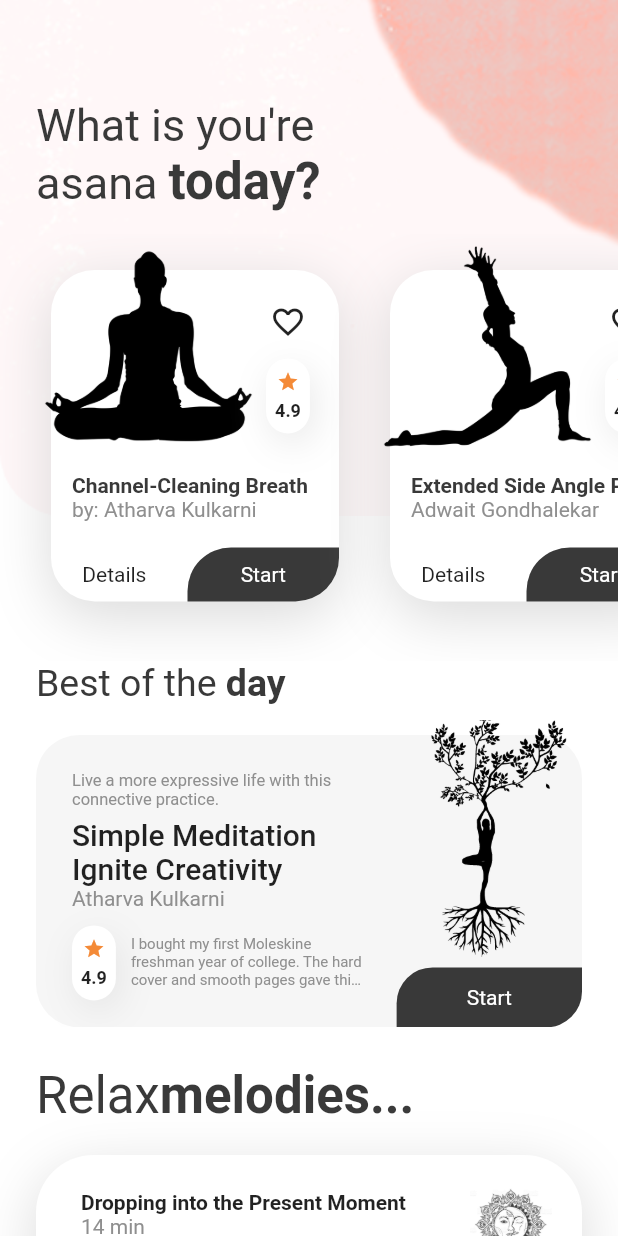
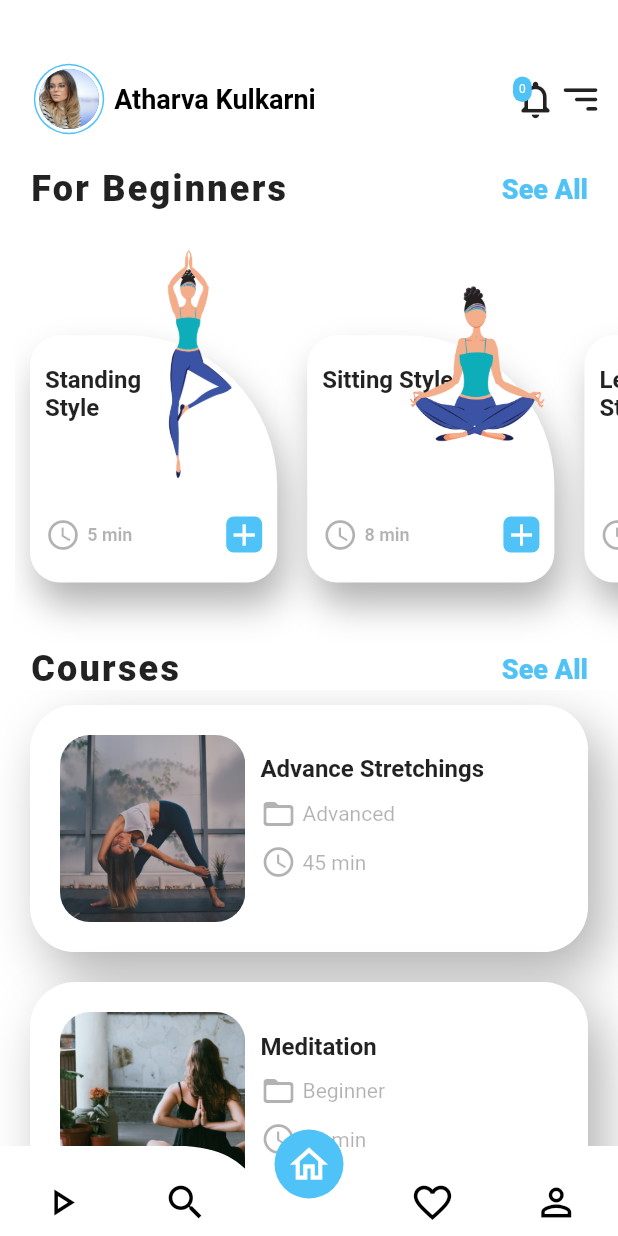
Before and after one commit to KulkarniAtharva/Meditation_Yoga-Flutter, a Flutter app: the WelcomeScreen screen opened directly, after a tap on "start relaxing", on a phone screen of 412 x 824 dp. Run offline on Flutter 3.47's test engine with Material 2 defaults, Android fonts, the phone set to English and light mode, and no system bars; drawn by our look-alikes of curved_navigation_bar.

Commit message:
added home 2

```diff
--- a/lib/main.dart
+++ b/lib/main.dart
@@ -1,5 +1,6 @@
 import 'package:meditation_yoga/screens/home/home_screen.dart';
 import 'package:meditation_yoga/screens/home/widget/rounded_button.dart';
+import 'package:meditation_yoga/screens/home2/home_screen2.dart';
 import 'package:meditation_yoga/screens/login/login_screen.dart';
 import 'package:flutter/material.dart';
 
@@ -71,7 +72,7 @@ class WelcomeScreen extends StatelessWidget
                     MaterialPageRoute(
                       builder: (context)
                       {
-                        return HomeScreen();
+                        return HomeScreen2();
                       },
                     ),
                   );
--- /dev/null
+++ b/lib/screens/home2/home_screen2.dart
@@ -0,0 +1,76 @@
+import 'package:curved_navigation_bar/curved_navigation_bar.dart';
+import 'package:flutter/cupertino.dart';
+import 'package:flutter/material.dart';
+import 'package:meditation_yoga/colorsfile.dart';
+import 'package:meditation_yoga/screens/detail/detail_screen.dart';
+import 'package:meditation_yoga/screens/home/home_screen.dart';
+import 'package:meditation_yoga/screens/home2/widget/courses.dart';
+import 'package:meditation_yoga/screens/home2/widget/custom_app_bar.dart';
+import 'package:meditation_yoga/screens/home2/widget/diff_styles.dart';
+
+class HomeScreen2 extends StatefulWidget
+{
+  @override
+  _HomeScreenState createState() => _HomeScreenState();
+}
+
+class _HomeScreenState extends State<HomeScreen2>
+{
+  int selectedIconIndex = 2;
+  final List<Widget> _children = [HomeScreen(),DetailsScreen(),Home3()];
+
+  @override
+  Widget build(BuildContext context)
+  {
+    return Scaffold(
+      backgroundColor: Colors.white,
+      extendBody: true,
+      body: _children[selectedIconIndex],
+      bottomNavigationBar: CurvedNavigationBar(
+        backgroundColor: Colors.transparent,
+        index: selectedIconIndex,
+        buttonBackgroundColor: primary,
+        height: 60.0,
+        color: white,
+        onTap: (index)
+        {
+          setState(()
+          {
+            selectedIconIndex = index;
+          });
+        },
+        animationDuration: Duration(
+          milliseconds: 200,
+        ),
+        items: <Widget>[
+          Icon(Icons.play_arrow_outlined, size: 30,color: selectedIconIndex == 0 ? white : black,),
+          Icon(Icons.search, size: 30,color: selectedIconIndex == 1 ? white : black,),
+          Icon(Icons.home_outlined, size: 30,color: selectedIconIndex == 2 ? white : black,),
+          Icon(Icons.favorite_border_outlined, size: 30,color: selectedIconIndex == 3 ? white : black,),
+          Icon(Icons.person_outline, size: 30,color: selectedIconIndex == 4 ? white : black,),
+        ],
+      ),
+    );
+  }
+}
+
+class Home3 extends StatelessWidget
+{
+  @override
+  Widget build(BuildContext context)
+  {
+      return Scaffold(
+        body:Padding(
+        padding: EdgeInsets.only(top:appPadding * 2),
+        child: Column(
+          children: [
+            CustomAppBar(),
+            DiffStyles(),
+            Courses(),
+          ],
+        ),
+      ),
+
+      );
+  }
+}
--- /dev/null
+++ b/lib/screens/home2/models/course.dart
@@ -0,0 +1,9 @@
+class Course
+{
+  final String imageUrl;
+  final String name;
+  final int time;
+  final String students;
+
+  Course({this.imageUrl,this.name,this.time,this.students});
+}
--- /dev/null
+++ b/lib/screens/home2/models/data.dart
@@ -0,0 +1,43 @@
+import 'package:meditation_yoga/screens/home2/models/course.dart';
+import 'package:meditation_yoga/screens/home2/models/style.dart';
+
+final _standStyle = Style(
+  imageUrl: 'images/pose2.png',
+  name: 'Standing Style',
+  time: 5,
+);
+final _sittingStyle = Style(
+  imageUrl: 'images/pose1.png',
+  name: 'Sitting Style',
+  time: 8,
+);
+final _legCrossStyle = Style(
+  imageUrl: 'images/pose3.png',
+  name: 'Leg Cross Style',
+  time: 6,
+);
+
+final styles = [_standStyle,_sittingStyle,_legCrossStyle];
+
+final _course1 = Course(
+  imageUrl: 'images/course1.jpg',
+  name: 'Advance Stretchings',
+  time: 45,
+  students: 'Advanced'
+);
+
+final _course2 = Course(
+    imageUrl: 'images/course2.jpg',
+    name: 'Daily Yoga',
+    time: 30,
+    students: 'Intermediate'
+);
+
+final _course3 = Course(
+    imageUrl: 'images/course3.jpg',
+    name: 'Meditation',
+    time: 20,
+    students: 'Beginner'
+);
+
+final List<Course> courses = [_course1,_course3,_course2];
--- /dev/null
+++ b/lib/screens/home2/models/style.dart
@@ -0,0 +1,8 @@
+class Style
+{
+  final String imageUrl;
+  final String name;
+  final int time;
+
+  Style({this.imageUrl,this.name,this.time});
+}
--- /dev/null
+++ b/lib/screens/home2/widget/courses.dart
@@ -0,0 +1,136 @@
+import 'package:flutter/material.dart';
+import 'package:meditation_yoga/colorsfile.dart';
+import 'package:meditation_yoga/screens/home2/models/course.dart';
+import 'package:meditation_yoga/screens/home2/models/data.dart';
+
+class Courses extends StatelessWidget
+{
+  Widget _buildCourses(BuildContext context, int index)
+  {
+    Size size = MediaQuery.of(context).size;
+    Course course = courses[index];
+
+    return Padding(
+      padding: const EdgeInsets.symmetric(horizontal: appPadding, vertical: appPadding / 2),
+      child: Container(
+        height: size.height * 0.2,
+        decoration: BoxDecoration(
+            color: white,
+            borderRadius: BorderRadius.circular(30.0),
+            boxShadow: [
+              BoxShadow(
+                  color: black.withOpacity(0.3),
+                  blurRadius: 30.0,
+                  offset: Offset(10, 15))
+            ]),
+        child: Padding(
+          padding: const EdgeInsets.all(appPadding),
+          child: Row(
+            children: [
+              Container(
+                width: size.width * 0.3,
+                height: size.height * 0.2,
+                child: ClipRRect(
+                  borderRadius: BorderRadius.circular(20.0),
+                  child: Image(
+                    image: AssetImage(course.imageUrl),
+                    fit: BoxFit.cover,
+                  ),
+                ),
+              ),
+              Container(
+                width: size.width * 0.4,
+                child: Padding(
+                  padding: const EdgeInsets.only(
+                      left: appPadding / 2, top: appPadding / 1.5),
+                  child: Column(
+                    crossAxisAlignment: CrossAxisAlignment.start,
+                    children: [
+                      Text(
+                        course.name,
+                        style: TextStyle(
+                          fontWeight: FontWeight.bold,
+                          fontSize: 16,
+                        ),
+                        maxLines: 2,
+                      ),
+                      SizedBox(
+                        height: size.height * 0.01,
+                      ),
+                      Row(
+                        children: [
+                          Icon(Icons.folder_open_rounded,color: black.withOpacity(0.3),),
+                          SizedBox(
+                            width: size.width * 0.01,
+                          ),
+                          Text(course.students,style: TextStyle(color: black.withOpacity(0.3),),)
+                        ],
+                      ),
+                      SizedBox(
+                        height: size.height * 0.01,
+                      ),
+                      Row(
+                        children: [
+                          Icon(Icons.access_time_outlined,color: black.withOpacity(0.3),),
+                          SizedBox(
+                            width: size.width * 0.01,
+                          ),
+                          Text(course.time.toString() + ' min',style: TextStyle(color: black.withOpacity(0.3),),)
+                        ],
+                      ),
+                    ],
+                  ),
+                ),
+              )
+            ],
+          ),
+        ),
+      ),
+    );
+  }
+
+  @override
+  Widget build(BuildContext context)
+  {
+    return Expanded(
+      child: Column(
+        crossAxisAlignment: CrossAxisAlignment.start,
+        children: [
+          Padding(
+            padding: const EdgeInsets.symmetric(
+              horizontal: appPadding,
+            ),
+            child: Row(
+              mainAxisAlignment: MainAxisAlignment.spaceBetween,
+              children: [
+                Text(
+                  'Courses',
+                  style: TextStyle(
+                    fontSize: 24,
+                    fontWeight: FontWeight.w800,
+                    letterSpacing: 1.5,
+                  ),
+                ),
+                Text(
+                  'See All',
+                  style: TextStyle(
+                      fontSize: 18,
+                      fontWeight: FontWeight.w800,
+                      color: primary),
+                ),
+              ],
+            ),
+          ),
+          Expanded(
+              child: ListView.builder(
+            physics: BouncingScrollPhysics(),
+            itemCount: courses.length,
+            itemBuilder: (context, index) {
+              return _buildCourses(context, index);
+            },
+          ))
+        ],
+      ),
+    );
+  }
+}
--- /dev/null
+++ b/lib/screens/home2/widget/custom_app_bar.dart
@@ -0,0 +1,93 @@
+import 'package:flutter/material.dart';
+import 'dart:math' as math;
+
+import 'package:meditation_yoga/colorsfile.dart';
+
+class CustomAppBar extends StatelessWidget
+{
+  @override
+  Widget build(BuildContext context)
+  {
+    Size size = MediaQuery.of(context).size;
+
+    return  Padding(
+      padding: EdgeInsets.only(left: 20.0,right: 10.0),
+      child: Row(
+        crossAxisAlignment: CrossAxisAlignment.center,
+        mainAxisAlignment: MainAxisAlignment.spaceBetween,
+        children: <Widget>[
+          Row(
+            children: [
+              Padding(
+                padding: const EdgeInsets.all(appPadding / 8),
+                child: Container(
+                  decoration: new BoxDecoration(
+                    color: primary,
+                    shape: BoxShape.circle,
+                  ),
+                  child: Padding(
+                    padding: const EdgeInsets.all(appPadding / 20),
+                    child: Container(
+                      decoration: new BoxDecoration(
+                        color: white,
+                        shape: BoxShape.circle,
+                      ),
+                      child: Padding(
+                        padding: const EdgeInsets.all(appPadding / 8),
+                        child: Center(
+                          child: CircleAvatar(
+                            backgroundImage: AssetImage(
+                              'images/propic.jpeg',
+                            ),
+                          ),
+                        ),
+                      ),
+                    ),
+                  ),
+                ),
+              ),
+              SizedBox(
+                width: size.width * 0.01,
+              ),
+              Text(
+                'Atharva Kulkarni',
+                style: TextStyle(color: black, fontWeight: FontWeight.w600,fontSize: 18),
+              ),
+            ],
+          ),
+
+          Row(
+            children: [
+              Stack(
+                children: [
+                  Icon(
+                    Icons.notifications_none_rounded,
+                    size: 30.0,
+                  ),
+                  Container(
+                    decoration: BoxDecoration(
+                        color: primary,
+                        borderRadius: BorderRadius.circular(30.0)
+                    ),
+                    child: Padding(
+                      padding: const EdgeInsets.all(4.0),
+                      child: Text('0',style: TextStyle(color: white,fontSize: 8),),
+                    ),
+                  )
+                ],
+              ),
+              Transform(
+                transform: Matrix4.rotationY(math.pi),
+                alignment: Alignment.center,
+                child: Icon(
+                  Icons.sort_rounded,
+                  size: 30.0,
+                ),
+              )
+            ],
+          )
+        ],
+      ),
+    );
+  }
+}
--- /dev/null
+++ b/lib/screens/home2/widget/diff_styles.dart
@@ -0,0 +1,157 @@
+import 'package:flutter/material.dart';
+import 'package:meditation_yoga/colorsfile.dart';
+import 'package:meditation_yoga/screens/home2/models/data.dart';
+import 'package:meditation_yoga/screens/home2/models/style.dart';
+
+class DiffStyles extends StatelessWidget
+{
+  _buildStyles(BuildContext context, int index)
+  {
+    Size size = MediaQuery.of(context).size;
+    Style style = styles[index];
+
+    return Stack(
+      alignment: Alignment.center,
+      children: [
+        Padding(
+          padding: const EdgeInsets.symmetric(horizontal: appPadding / 2),
+          child: Container(
+            margin: EdgeInsets.only(top: appPadding * 3, bottom: appPadding * 2),
+            width: size.width * 0.4,
+            height: size.height * 0.2,
+            decoration: BoxDecoration(
+                color: white,
+                borderRadius: BorderRadius.only(
+                    topLeft: Radius.circular(20.0),
+                    bottomLeft: Radius.circular(20.0),
+                    bottomRight: Radius.circular(20.0),
+                    topRight: Radius.circular(100.0)),
+                boxShadow: [
+                  BoxShadow(
+                      color: black.withOpacity(0.3),
+                      blurRadius: 20.0,
+                      offset: Offset(5, 15))
+                ]),
+            child: Column(
+              crossAxisAlignment: CrossAxisAlignment.start,
+              mainAxisAlignment: MainAxisAlignment.spaceBetween,
+              children: [
+                Padding(
+                  padding: const EdgeInsets.only(
+                      left: appPadding / 2,
+                      right: appPadding * 3,
+                      top: appPadding),
+                  child: Text(
+                    style.name,
+                    style: TextStyle(
+                      fontSize: 16,
+                      fontWeight: FontWeight.bold,
+                    ),
+                    maxLines: 2,
+                  ),
+                ),
+                Padding(
+                  padding: const EdgeInsets.only(
+                      left: appPadding / 2,
+                      right: appPadding / 2,
+                      bottom: appPadding),
+                  child: Row(
+                    mainAxisAlignment: MainAxisAlignment.spaceBetween,
+                    children: [
+                      Row(
+                        children: [
+                          Icon(
+                            Icons.access_time_outlined,
+                            color: black.withOpacity(0.3),
+                          ),
+                          SizedBox(
+                            width: size.width * 0.01,
+                          ),
+                          Text(
+                            style.time.toString() + ' min',
+                            style: TextStyle(
+                                fontSize: 12,
+                                fontWeight: FontWeight.bold,
+                                color: black.withOpacity(0.3)),
+                            maxLines: 2,
+                          ),
+                        ],
+                      ),
+                      Container(
+                        decoration: BoxDecoration(
+                            color: primary,
+                            borderRadius: BorderRadius.circular(5.0)),
+                        child: Icon(
+                          Icons.add,
+                          color: white,
+                        ),
+                      )
+                    ],
+                  ),
+                )
+              ],
+            ),
+          ),
+        ),
+        Positioned(
+          right: 0,
+          top: 0,
+          child: Container(
+            child: Image(
+              width: size.width * 0.3,
+              height: size.height * 0.2,
+              image: AssetImage(style.imageUrl),
+            ),
+          ),
+        )
+      ],
+    );
+  }
+
+  @override
+  Widget build(BuildContext context)
+  {
+    Size size = MediaQuery.of(context).size;
+
+    return Column(
+      children: [
+        Padding(
+          padding: const EdgeInsets.symmetric(
+              horizontal: appPadding, vertical: appPadding),
+          child: Row(
+            mainAxisAlignment: MainAxisAlignment.spaceBetween,
+            children: [
+              Text(
+                'For Beginners',
+                style: TextStyle(
+                  fontSize: 24,
+                  fontWeight: FontWeight.w800,
+                  letterSpacing: 1.5,
+                ),
+              ),
+              Text(
+                'See All',
+                style: TextStyle(
+                    fontSize: 18, fontWeight: FontWeight.w800, color: primary),
+              ),
+            ],
+          ),
+        ),
+        Padding(
+          padding: const EdgeInsets.only(left: appPadding / 2),
+          child: Container(
+            height: size.height * 0.33,
+            child: ListView.builder(
+                physics: BouncingScrollPhysics(),
+                scrollDirection: Axis.horizontal,
+                itemCount: styles.length,
+                itemBuilder: (BuildContext context, int index)
+                {
+                  return _buildStyles(context, index);
+                }),
+          ),
+        )
+      ],
+    );
+  }
+}
--- a/pubspec.yaml
+++ b/pubspec.yaml
@@ -27,11 +27,15 @@ dependencies:
 
   # The following adds the Cupertino Icons font to your application.
   # Use with the CupertinoIcons class for iOS style icons.
-  cupertino_icons: ^0.1.3
+  cupertino_icons: ^1.0.0
+  curved_navigation_bar: ^0.3.4
+
 
 dev_dependencies:
   flutter_test:
     sdk: flutter
+
+
 
 # For information on the generic Dart part of this file, see the
 # following page: https://dart.dev/tools/pub/pubspec
```
Also changed, not shown: images/course1.jpg (added), images/course3.jpg (added), images/pose1.png (added), images/pose2.png (added), images/pose3.png (added), images/propic.jpeg (added), pubspec.lock, 1 other file.
